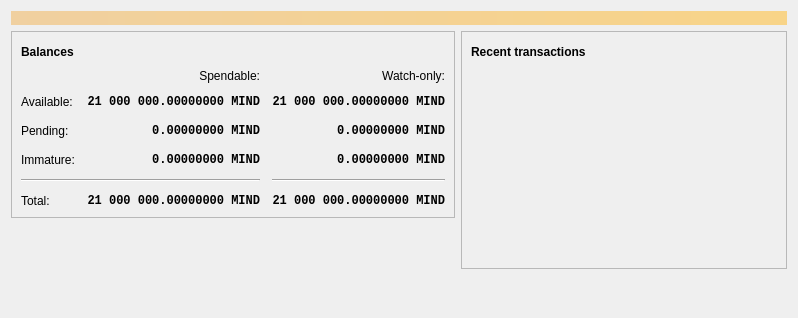
First picture: the form in src/qt/forms/overviewpage.ui, repository MindBlockchain/Mind-Coin, before the edit.
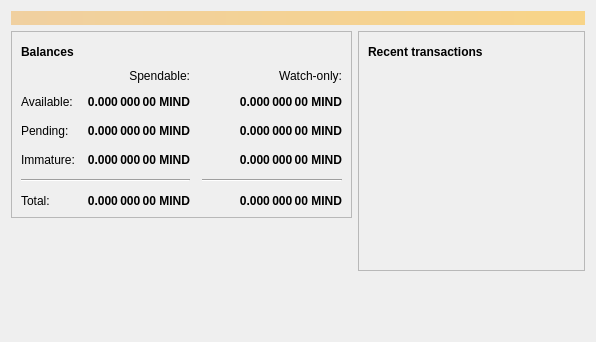
Second picture: the form after the edit. Icons and pictures are not drawn.

```diff
--- a/src/qt/forms/overviewpage.ui
+++ b/src/qt/forms/overviewpage.ui
@@ -6,8 +6,8 @@
    <rect>
     <x>0</x>
     <y>0</y>
-    <width>798</width>
-    <height>318</height>
+    <width>596</width>
+    <height>342</height>
    </rect>
   </property>
   <property name="windowTitle">
@@ -118,7 +118,6 @@
              <widget class="QLabel" name="labelWatchPending">
               <property name="font">
                <font>
-                <family>Monospace</family>
                 <weight>75</weight>
                 <bold>true</bold>
                </font>
@@ -130,7 +129,7 @@
                <string>Unconfirmed transactions to watch-only addresses</string>
               </property>
               <property name="text">
-               <string notr="true">0.00000000 MIND</string>
+               <string notr="true">0.000 000 00 MIND</string>
               </property>
               <property name="alignment">
                <set>Qt::AlignRight|Qt::AlignTrailing|Qt::AlignVCenter</set>
@@ -144,7 +143,6 @@
              <widget class="QLabel" name="labelUnconfirmed">
               <property name="font">
                <font>
-                <family>Monospace</family>
                 <weight>75</weight>
                 <bold>true</bold>
                </font>
@@ -156,7 +154,7 @@
                <string>Total of transactions that have yet to be confirmed, and do not yet count toward the spendable balance</string>
               </property>
               <property name="text">
-               <string notr="true">0.00000000 MIND</string>
+               <string notr="true">0.000 000 00 MIND</string>
               </property>
               <property name="alignment">
                <set>Qt::AlignRight|Qt::AlignTrailing|Qt::AlignVCenter</set>
@@ -170,7 +168,6 @@
              <widget class="QLabel" name="labelWatchImmature">
               <property name="font">
                <font>
-                <family>Monospace</family>
                 <weight>75</weight>
                 <bold>true</bold>
                </font>
@@ -182,7 +179,7 @@
                <string>Mined balance in watch-only addresses that has not yet matured</string>
               </property>
               <property name="text">
-               <string notr="true">0.00000000 MIND</string>
+               <string notr="true">0.000 000 00 MIND</string>
               </property>
               <property name="alignment">
                <set>Qt::AlignRight|Qt::AlignTrailing|Qt::AlignVCenter</set>
@@ -229,7 +226,6 @@
              <widget class="QLabel" name="labelImmature">
               <property name="font">
                <font>
-                <family>Monospace</family>
                 <weight>75</weight>
                 <bold>true</bold>
                </font>
@@ -241,7 +237,7 @@
                <string>Mined balance that has not yet matured</string>
               </property>
               <property name="text">
-               <string notr="true">0.00000000 MIND</string>
+               <string notr="true">0.000 000 00 MIND</string>
               </property>
               <property name="alignment">
                <set>Qt::AlignRight|Qt::AlignTrailing|Qt::AlignVCenter</set>
@@ -275,7 +271,6 @@
              <widget class="QLabel" name="labelTotal">
               <property name="font">
                <font>
-                <family>Monospace</family>
                 <weight>75</weight>
                 <bold>true</bold>
                </font>
@@ -287,7 +282,7 @@
                <string>Your current total balance</string>
               </property>
               <property name="text">
-               <string notr="true">21 000 000.00000000 MIND</string>
+               <string notr="true">0.000 000 00 MIND</string>
               </property>
               <property name="alignment">
                <set>Qt::AlignRight|Qt::AlignTrailing|Qt::AlignVCenter</set>
@@ -301,7 +296,6 @@
              <widget class="QLabel" name="labelWatchTotal">
               <property name="font">
                <font>
-                <family>Monospace</family>
                 <weight>75</weight>
                 <bold>true</bold>
                </font>
@@ -313,7 +307,7 @@
                <string>Current total balance in watch-only addresses</string>
               </property>
               <property name="text">
-               <string notr="true">21 000 000.00000000 MIND</string>
+               <string notr="true">0.000 000 00 MIND</string>
               </property>
               <property name="alignment">
                <set>Qt::AlignRight|Qt::AlignTrailing|Qt::AlignVCenter</set>
@@ -344,7 +338,6 @@
              <widget class="QLabel" name="labelBalance">
               <property name="font">
                <font>
-                <family>Monospace</family>
                 <weight>75</weight>
                 <bold>true</bold>
                </font>
@@ -356,7 +349,7 @@
                <string>Your current spendable balance</string>
               </property>
               <property name="text">
-               <string notr="true">21 000 000.00000000 MIND</string>
+               <string notr="true">0.000 000 00 MIND</string>
               </property>
               <property name="alignment">
                <set>Qt::AlignRight|Qt::AlignTrailing|Qt::AlignVCenter</set>
@@ -370,7 +363,6 @@
              <widget class="QLabel" name="labelWatchAvailable">
               <property name="font">
                <font>
-                <family>Monospace</family>
                 <weight>75</weight>
                 <bold>true</bold>
                </font>
@@ -382,7 +374,7 @@
                <string>Your current balance in watch-only addresses</string>
               </property>
               <property name="text">
-               <string notr="true">21 000 000.00000000 MIND</string>
+               <string notr="true">0.000 000 00 MIND</string>
               </property>
               <property name="alignment">
                <set>Qt::AlignRight|Qt::AlignTrailing|Qt::AlignVCenter</set>
```
Left out of the diff: 8 changed lines with no effect on the pictures.
